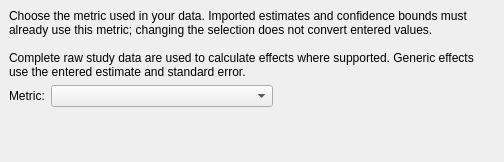
First picture: the form in src/rc_metastudio/forms/choose_metric_page.ui, repository AliSalman-et-al/rc-metastudio, before the edit.
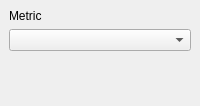
Second picture: the form after the edit.

The edit to the form file:
```diff
--- a/src/rc_metastudio/forms/choose_metric_page.ui
+++ b/src/rc_metastudio/forms/choose_metric_page.ui
@@ -20,7 +20,7 @@
    <string>WizardPage</string>
   </property>
   <property name="title">
-   <string>Choose a metric...</string>
+   <string>Choose a metric</string>
   </property>
   <property name="subTitle">
    <string/>
@@ -38,24 +38,12 @@
      <widget class="QWidget" name="pageScrollContent">
       <property name="sizePolicy"><sizepolicy hsizetype="Ignored" vsizetype="Preferred"><horstretch>0</horstretch><verstretch>0</verstretch></sizepolicy></property>
       <layout class="QVBoxLayout" name="verticalLayout">
-       <item>
-        <widget class="QLabel" name="label_2">
-     <property name="text">
-      <string>Choose the metric used in your data. Imported estimates and confidence bounds must already use this metric; changing the selection does not convert entered values.
-
-Complete raw study data are used to calculate effects where supported. Generic effects use the entered estimate and standard error.</string>
-     </property>
-     <property name="wordWrap">
-      <bool>true</bool>
-     </property>
-    </widget>
-   </item>
    <item>
-    <layout class="QHBoxLayout" name="horizontalLayout">
+    <layout class="QVBoxLayout" name="horizontalLayout">
      <item>
       <widget class="QLabel" name="label">
        <property name="text">
-        <string>Metric:</string>
+        <string>Metric</string>
        </property>
        <property name="buddy"><cstring>metric_cbo_box</cstring></property>
       </widget>
@@ -67,19 +55,6 @@
        <property name="accessibleDescription"><string>Choose the effect measure that matches the data and any imported effect values.</string></property>
       </widget>
      </item>
-     <item>
-      <spacer name="horizontalSpacer">
-       <property name="orientation">
-        <enum>Qt::Horizontal</enum>
-       </property>
-       <property name="sizeHint" stdset="0">
-        <size>
-         <width>40</width>
-         <height>20</height>
-        </size>
-       </property>
-      </spacer>
-     </item>
     </layout>
    </item>
    <item>
```
